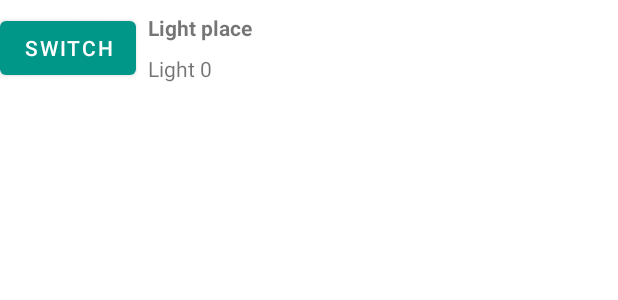
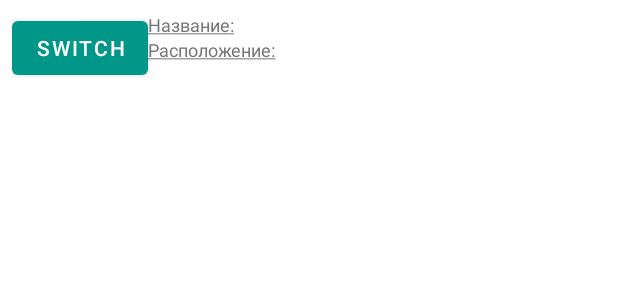
Before and after one commit to VolfDaim/SmartHome, an Android app: the layout item_light.xml on its own in the app's theme, with its tools: preview values and no code run, on a phone screen of 412 x 824 dp. Shown: the top 300 px of the screen. Run offline under Robolectric (Android 15) with nearby library versions, the light colour scheme and no system bars.

```diff
--- a/app/src/main/res/layout/fragment_home_devices.xml
+++ b/app/src/main/res/layout/fragment_home_devices.xml
@@ -7,6 +7,16 @@
     android:padding="@dimen/space_x1"
     tools:context=".ui.fragment_home.HomeFragmentDevices">
 
+
+    <com.google.android.material.floatingactionbutton.FloatingActionButton
+        android:id="@+id/add_device"
+        android:layout_width="wrap_content"
+        android:layout_height="wrap_content"
+        android:layout_gravity="right|bottom"
+        android:layout_margin="@dimen/space_x1"
+        android:clickable="true"
+        android:foregroundGravity="right|bottom"
+        app:borderWidth="0dp" />
 
     <androidx.constraintlayout.widget.ConstraintLayout
         android:layout_width="match_parent"
@@ -36,14 +46,4 @@
 
     </androidx.constraintlayout.widget.ConstraintLayout>
 
-    <com.google.android.material.floatingactionbutton.FloatingActionButton
-        android:id="@+id/add_device"
-        android:layout_width="wrap_content"
-        android:layout_height="wrap_content"
-        android:layout_margin="@dimen/space_x1"
-        android:layout_gravity="right|bottom"
-        android:clickable="true"
-        android:foregroundGravity="right|bottom"
-        app:borderWidth="0dp" />
-
 </FrameLayout>
--- a/app/src/main/res/layout/item_light.xml
+++ b/app/src/main/res/layout/item_light.xml
@@ -6,54 +6,68 @@
     xmlns:tools="http://schemas.android.com/tools"
     >
 
+    <LinearLayout
+        android:layout_width="match_parent"
+        android:layout_height="match_parent"
+        android:orientation="horizontal"
+        android:padding="@dimen/space_x1">
+
         <Button
             android:id="@+id/switch_light"
             android:layout_width="wrap_content"
             android:layout_height="wrap_content"
-        android:text="Switch"
-        app:layout_constraintBottom_toBottomOf="parent"
-        app:layout_constraintEnd_toStartOf="@+id/light_place"
-        app:layout_constraintHorizontal_bias="0.0"
-        app:layout_constraintStart_toStartOf="parent"
-        app:layout_constraintTop_toTopOf="parent" />
+            android:text="Switch" />
+
+        <LinearLayout
+            android:layout_width="wrap_content"
+            android:layout_height="match_parent"
+            android:orientation="vertical">
+
+            <TextView
+                android:id="@+id/text_name"
+                android:layout_width="match_parent"
+                android:layout_height="wrap_content"
+                android:textColor="@color/secondary_text"
+                android:text="@string/device_name"
+                android:textSize="12sp"/>
+
+            <TextView
+                android:id="@+id/text_place"
+                android:layout_width="match_parent"
+                android:layout_height="wrap_content"
+                android:textColor="@color/secondary_text"
+                android:text="@string/device_place"
+                android:textSize="12sp"/>
+        </LinearLayout>
+
+        <LinearLayout
+            android:layout_width="wrap_content"
+            android:layout_height="match_parent"
+            android:orientation="vertical">
+
+            <TextView
+                android:id="@+id/light_name"
+                android:layout_height="wrap_content"
+                android:layout_width="wrap_content"
+                android:textColor="@color/primary_text"
+                android:textStyle="bold"/>
+
+            <TextView
+                android:id="@+id/light_place"
+                android:layout_width="wrap_content"
+                android:layout_height="wrap_content"
+                android:textColor="@color/primary_text"
+                android:textStyle="bold"/>
+        </LinearLayout>
 
         <ImageView
             android:id="@+id/light_condition"
             android:layout_width="48dp"
             android:layout_height="48dp"
-        android:layout_margin="8dp"
-        android:gravity="center"
-        app:layout_constraintTop_toTopOf="parent"
-        app:layout_constraintBottom_toBottomOf="parent"
-        app:layout_constraintStart_toEndOf="@+id/light_place"
-        app:layout_constraintEnd_toEndOf="parent"
-        />
+            android:layout_gravity="end"/>
 
-    <TextView
-        android:id="@+id/light_place"
-        android:layout_width="0dp"
-        android:layout_height="wrap_content"
-        android:layout_margin="8dp"
-        android:textStyle="bold"
-        app:layout_constraintTop_toTopOf="parent"
-        app:layout_constraintBottom_toTopOf="@+id/light_name"
-        app:layout_constraintStart_toEndOf="@+id/switch_light"
-        app:layout_constraintEnd_toStartOf="@+id/light_condition"
-        tools:text="Light place"
-        />
+    </LinearLayout>
 
-    <TextView
-        android:id="@+id/light_name"
-        android:layout_width="0dp"
-        android:layout_height="wrap_content"
-        android:layout_marginBottom="@dimen/space_x1"
-        android:layout_marginStart="@dimen/space_x1"
-        android:layout_marginEnd="@dimen/space_x1"
-        app:layout_constraintTop_toBottomOf="@+id/light_place"
-        app:layout_constraintBottom_toBottomOf="parent"
-        app:layout_constraintStart_toEndOf="@+id/switch_light"
-        app:layout_constraintEnd_toStartOf="@+id/light_condition"
-        tools:text="Light 0"
-        />
+
 
 </androidx.constraintlayout.widget.ConstraintLayout>
--- a/app/src/main/res/values/strings.xml
+++ b/app/src/main/res/values/strings.xml
@@ -29,4 +29,6 @@
     <string name="hello_blank_fragment">Hello blank fragment</string>
 
     <string name="shared_prefs">shared preferences</string>
+    <string name="device_name"><u>Название:</u></string>
+    <string name="device_place"><u>Расположение:</u></string>
 </resources>
```
Lines whose indentation alone changed are shown as unchanged.
